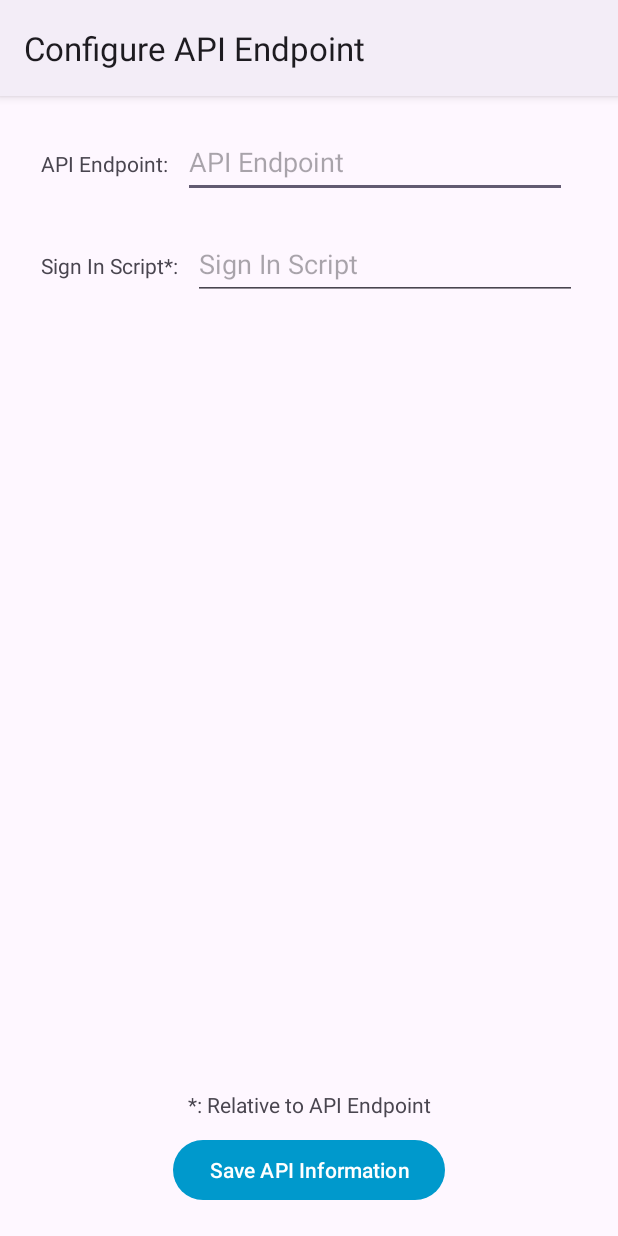
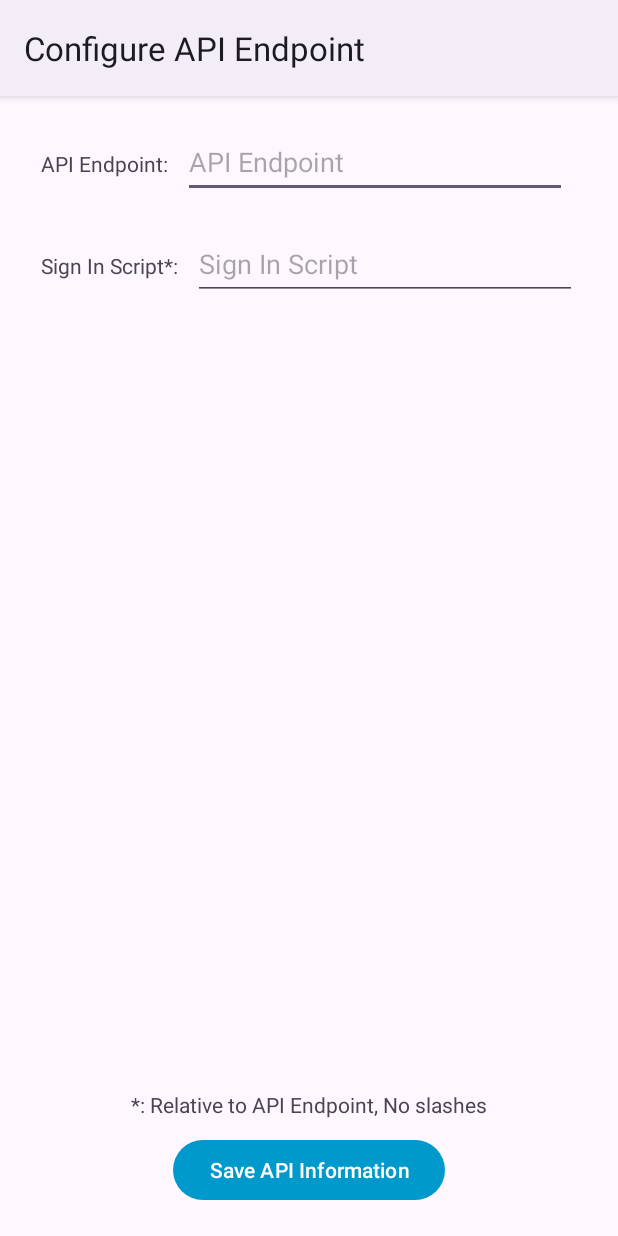
Before and after one commit to TechyScientist/InventorySystem-Android, an Android app: the screen it shows after launch (ApiEndpointConfigActivity), on a phone screen of 412 x 824 dp. Run offline under Robolectric (Android 15) with nearby library versions, the phone set to English and light mode, and no system bars.

Commit message:
Change Relative Path warning

```diff
--- a/app/src/main/res/layout/activity_api_endpoint_config.xml
+++ b/app/src/main/res/layout/activity_api_endpoint_config.xml
@@ -77,6 +77,7 @@
         android:layout_width="wrap_content"
         android:layout_height="wrap_content"
         android:id="@+id/llSave"
+        android:gravity="center_horizontal"
         android:orientation="vertical"
         android:layout_marginBottom="20dp"
         android:layout_marginTop="20dp"
@@ -85,10 +86,9 @@
         app:layout_constraintBottom_toBottomOf="parent">
 
         <TextView
-            android:layout_width="match_parent"
+            android:layout_width="wrap_content"
             android:layout_height="wrap_content"
-            android:text="@string/RelativeWarning"
-            android:textAlignment="center"/>
+            android:text="@string/RelativeWarning"/>
 
         <Button
             android:layout_width="wrap_content"
--- a/app/src/main/res/values/strings.xml
+++ b/app/src/main/res/values/strings.xml
@@ -19,7 +19,7 @@
     <string name="Endpoint">API Endpoint</string>
     <string name="SignInScriptLabel">Sign In Script*:</string>
     <string name="SignInScript">Sign In Script</string>
-    <string name="RelativeWarning">*: Relative to API Endpoint</string>
+    <string name="RelativeWarning">*: Relative to API Endpoint, No slashes</string>
     <string name="SaveAPI">Save API Information</string>
 
 </resources>
```
